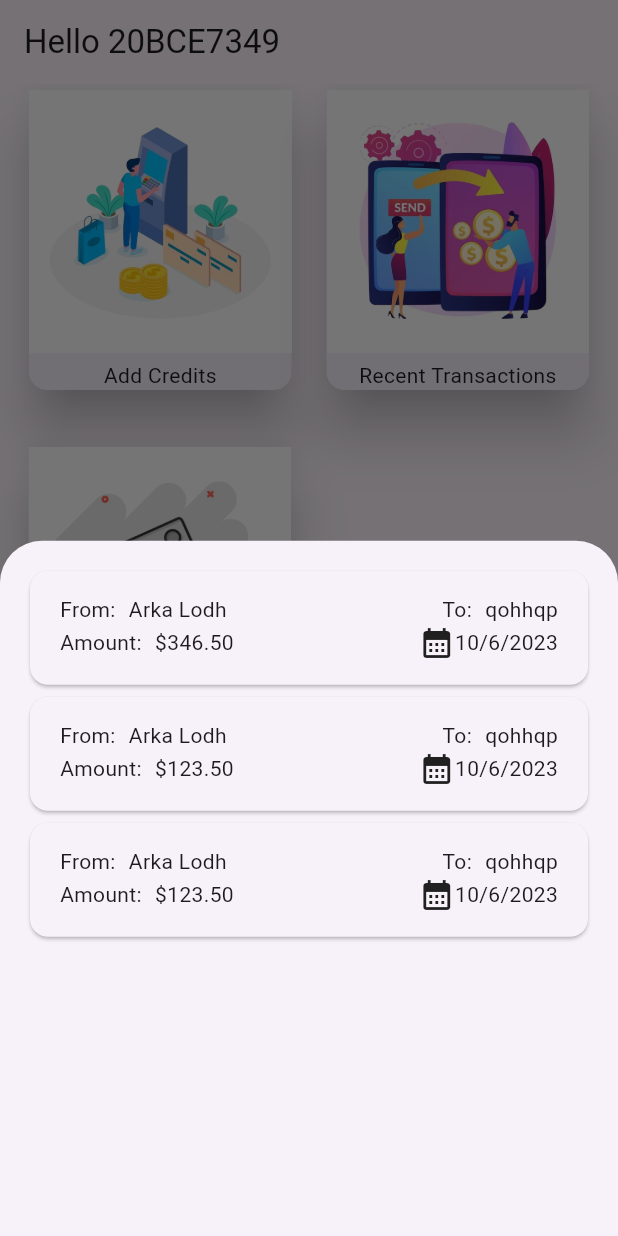
After one commit to BugMasterArka/Nefos-App, a Flutter app: the screen it shows after launch, after a tap on "Recent Transactions", on a phone screen of 412 x 824 dp. The commit adds this screen. Run offline on Flutter 3.47's test engine with Material 2 defaults, Android fonts, the light colour scheme and no system bars.

Commit message:
completed dummy functions of App

```diff
--- a/lib/card_menu.dart
+++ b/lib/card_menu.dart
@@ -1,6 +1,7 @@
 import 'package:flutter/material.dart';
-import 'package:nefos/add_credits.dart';
-import 'package:nefos/card_activation.dart';
+import 'package:nefos/modals/add_credits.dart';
+import 'package:nefos/modals/card_activation.dart';
+import 'package:nefos/modals/recent_transactions.dart';
 
 class CardMenu extends StatefulWidget {
   const CardMenu({super.key});
@@ -21,6 +22,13 @@ class _CardMenuState extends State<CardMenu> {
     showModalBottomSheet(
       context: context,
       builder: (ctx) => const CardActivation(),
+    );
+  }
+
+  void _presentRecentTransactions() {
+    showModalBottomSheet(
+      context: context,
+      builder: (ctx) => const RecentTransactions(),
     );
   }
 
@@ -52,7 +60,9 @@ class _CardMenuState extends State<CardMenu> {
                   ]),
                 ),
               ),
-              Card(
+              GestureDetector(
+                onTap: _presentRecentTransactions,
+                child: Card(
                   elevation: 15,
                   child: Column(children: [
                     Image.asset(
@@ -64,6 +74,7 @@ class _CardMenuState extends State<CardMenu> {
                     ),
                     const Text('Recent Transactions'),
                   ]),
+                ),
               ),
             ],
           ),
--- /dev/null
+++ b/lib/data/dummy_json.dart
@@ -0,0 +1,59 @@
+var registeredPeople = [
+  {
+    "id":"oqhdoqd",
+    "name": "Arka Lodh",
+    "reg_no": "20BCE7349",
+    "wallet_id": "ceocucqoeqyo39729383t2vkq3gdiqugd31i2dggkjg2o3u",
+    "balance": 1238.00,
+    "phone_no": "8101902952",
+    "password": "skdecwue8ceciihqwco2ich2oh3h3l2lkenlsdccsod8cyaa",
+    "pin": 1234,
+    "status": true
+  },
+  {
+    "id":"wyo5dof",
+    "name": "Shovan Ghara",
+    "reg_no": "20BCN7034",
+    "wallet_id": "kducwgeowihcoqihcqpeoihcqpchqpichqpichq9h83owgv",
+    "balance": 5492.00,
+    "phone_no": "8165920364",
+    "password": "qoe8fyqfho8fy3ilfi3nlkanpa0ejepoece;jou03kjbLBEN",
+    "pin": 2345,
+    "status": true
+  },
+  {
+    "id":"1udo7sy",
+    "name": "Shovan Ghara",
+    "reg_no": "20BCN7034",
+    "wallet_id": "owdyq8dhhw9ahpchwawcha9clhah2kll2c9eclec0ccblse",
+    "balance": 4495.00,
+    "phone_no": "7098726379",
+    "password": "eo9fywep9w3rhp2hf32ruwe-f0uwfh-0f3f90fupn33uvnv3",
+    "pin": 3456,
+    "status": false
+  },
+];
+
+var registeredTransactions = [
+  {
+    "t_id": "wjdbqowdqo8dhq8hq8d3i45od3h8hdq3o38d0037g93g9234",
+    "student_id":"oqhdoqd",
+    "retailer_id":"qohhqp",
+    "credits":346.50,
+    "timestamp": DateTime.now()
+  },
+  {
+    "t_id": "euqgeiubuewo8hsov8ehoe9eheekufwe890s0s009seu0933",
+    "student_id":"oqhdoqd",
+    "retailer_id":"qohhqp",
+    "credits":123.50,
+    "timestamp": DateTime.now()
+  },
+  {
+    "t_id": "foq8fyqoe89wqdq0w9dh09qdhqduq0dqduqud0duwu0dq934",
+    "student_id":"oqhdoqd",
+    "retailer_id":"qohhqp",
+    "credits":123.50,
+    "timestamp": DateTime.now()
+  }
+];
--- /dev/null
+++ b/lib/modals/recent_transactions.dart
@@ -0,0 +1,37 @@
+import 'package:flutter/material.dart';
+
+import 'package:nefos/data/dummy_json.dart';
+import 'package:nefos/models/students/all_students.dart';
+import 'package:nefos/models/transactions/all_transactions.dart';
+import 'package:nefos/models/students/student.dart';
+import 'package:nefos/models/transactions/transaction.dart';
+import 'package:nefos/widgets/transaction_item.dart';
+
+class RecentTransactions extends StatefulWidget {
+  const RecentTransactions({super.key});
+
+  @override
+  State<RecentTransactions> createState() {
+    return _RecentTransactionsState();
+  }
+}
+
+class _RecentTransactionsState extends State<RecentTransactions> {
+  final List<Transaction> _recentTransactions =
+      AllTransactions(transactions: registeredTransactions).mappedTransactions;
+
+  final List<Student> _students =
+      AllStudents(students: registeredPeople).mappedStudents;
+  @override
+  Widget build(BuildContext context) {
+    return Padding(
+      padding: const EdgeInsets.all(16),
+      child: ListView.builder(
+        itemCount: _recentTransactions.length,
+        itemBuilder: (ctx, index) {
+          return TransactionItem(_recentTransactions[index],_students.where((student) => _recentTransactions[index].studentId==student.id).toList()[0]);
+        },
+      ),
+    );
+  }
+}
--- /dev/null
+++ b/lib/models/students/all_students.dart
@@ -0,0 +1,22 @@
+import 'package:nefos/models/students/student.dart';
+
+class AllStudents {
+  AllStudents({required this.students})
+      : mappedStudents = students
+            .map(
+              (student) => Student(
+                  id: student['id'],
+                  name: student['name'],
+                  regnNo: student['reg_no'] as String,
+                  walletId: student['wallet_id'],
+                  balance: student['balance'] as double,
+                  phone: student['phone_no'] as String,
+                  password: student['password'] as String,
+                  pin: student['pin'] as int,
+                  status: student['status'] as bool),
+            )
+            .toList();
+
+  final List<Map<String, dynamic>> students;
+  final List<Student> mappedStudents;
+}
--- /dev/null
+++ b/lib/models/students/student.dart
@@ -0,0 +1,22 @@
+class Student {
+  Student({
+    required this.id,
+    required this.name,
+    required this.regnNo,
+    required this.walletId,
+    required this.balance,
+    required this.phone,
+    required this.password,
+    required this.pin,
+    required this.status,
+  });
+  String id;
+  String name;
+  String regnNo;
+  String walletId;
+  double balance;
+  String phone;
+  String password;
+  int pin;
+  bool status;
+}
--- /dev/null
+++ b/lib/models/transactions/all_transactions.dart
@@ -0,0 +1,18 @@
+import 'package:nefos/models/transactions/transaction.dart';
+
+class AllTransactions {
+  AllTransactions({required this.transactions})
+      : mappedTransactions = transactions
+            .map(
+              (transaction) => Transaction(
+                  transactionId: transaction['t_id'] as String,
+                  studentId: transaction['student_id'] as String,
+                  retailerId: transaction['retailer_id'] as String,
+                  credits: transaction['credits'] as double,
+                  timestamp: transaction['timestamp'] as DateTime),
+            )
+            .toList();
+
+  final List<Map<String, dynamic>> transactions;
+  final List<Transaction> mappedTransactions;
+}
--- /dev/null
+++ b/lib/models/transactions/transaction.dart
@@ -0,0 +1,14 @@
+class Transaction {
+  Transaction({
+    required this.transactionId,
+    required this.studentId,
+    required this.retailerId,
+    required this.credits,
+    required this.timestamp,
+  });
+  String transactionId;
+  String studentId;
+  String retailerId;
+  double credits;
+  DateTime timestamp;
+}
--- /dev/null
+++ b/lib/widgets/transaction_item.dart
@@ -0,0 +1,94 @@
+import 'package:flutter/material.dart';
+import 'package:nefos/models/students/student.dart';
+import 'package:nefos/models/transactions/transaction.dart';
+import 'package:intl/intl.dart';
+
+final formatter = DateFormat.yMd();
+
+class TransactionItem extends StatelessWidget {
+  const TransactionItem(this.transaction, this.student, {super.key});
+
+  final Transaction transaction;
+  final Student student;
+
+  @override
+  Widget build(BuildContext context) {
+    return Card(
+      child: Padding(
+        padding: const EdgeInsets.symmetric(
+          horizontal: 20,
+          vertical: 16,
+        ),
+        child: Column(
+          children: [
+            Row(
+              mainAxisAlignment: MainAxisAlignment.spaceBetween,
+              children: [
+                Expanded(
+                  child: Row(
+                    children: [
+                      const Text('From: '),
+                      const SizedBox(
+                        width: 5,
+                      ),
+                      Text(student.name),
+                    ],
+                  ),
+                ),
+                // const SizedBox(
+                //   width: 30,
+                // ),
+                Expanded(
+                  child: Row(
+                    mainAxisAlignment: MainAxisAlignment.end,
+                    children: [
+                      const Text('To: '),
+                      const SizedBox(
+                        width: 5,
+                      ),
+                      Text(transaction.retailerId),
+                    ],
+                  ),
+                ),
+              ],
+            ),
+            Row(
+              mainAxisAlignment: MainAxisAlignment.spaceBetween,
+              children: [
+                Expanded(
+                  child: Row(
+                    children: [
+                      const Text('Amount: '),
+                      const SizedBox(
+                        width: 5,
+                      ),
+                      Text(
+                        '\$${transaction.credits.toStringAsFixed(2)}',
+                      ),
+                    ],
+                  ),
+                ),
+                // const SizedBox(
+                //   width: 30,
+                // ),
+                Expanded(
+                  child: Row(
+                    mainAxisAlignment: MainAxisAlignment.end,
+                    children: [
+                      const Icon(
+                        Icons.calendar_month,
+                      ),
+                      Text(
+                        formatter.format(transaction.timestamp),
+                      ),
+                    ],
+                  ),
+                ),
+              ],
+            ),
+          ],
+        ),
+      ),
+    );
+  }
+}
--- a/pubspec.yaml
+++ b/pubspec.yaml
@@ -35,6 +35,7 @@ dependencies:
   # The following adds the Cupertino Icons font to your application.
   # Use with the CupertinoIcons class for iOS style icons.
   cupertino_icons: ^1.0.2
+  intl: ^0.18.1
 
 dev_dependencies:
   flutter_test:
```
Also changed, not shown: lib/modals/add_credits.dart (renamed from lib/add_credits.dart), lib/modals/card_activation.dart (renamed from lib/card_activation.dart), pubspec.lock. Lines whose indentation alone changed are shown as unchanged.
